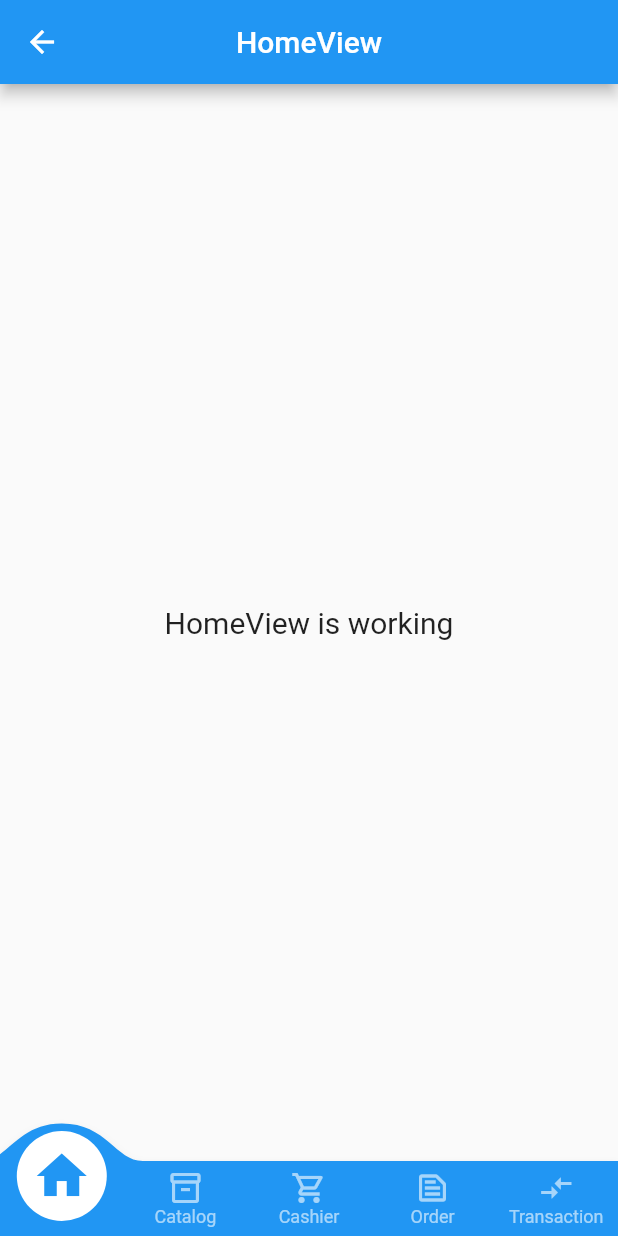
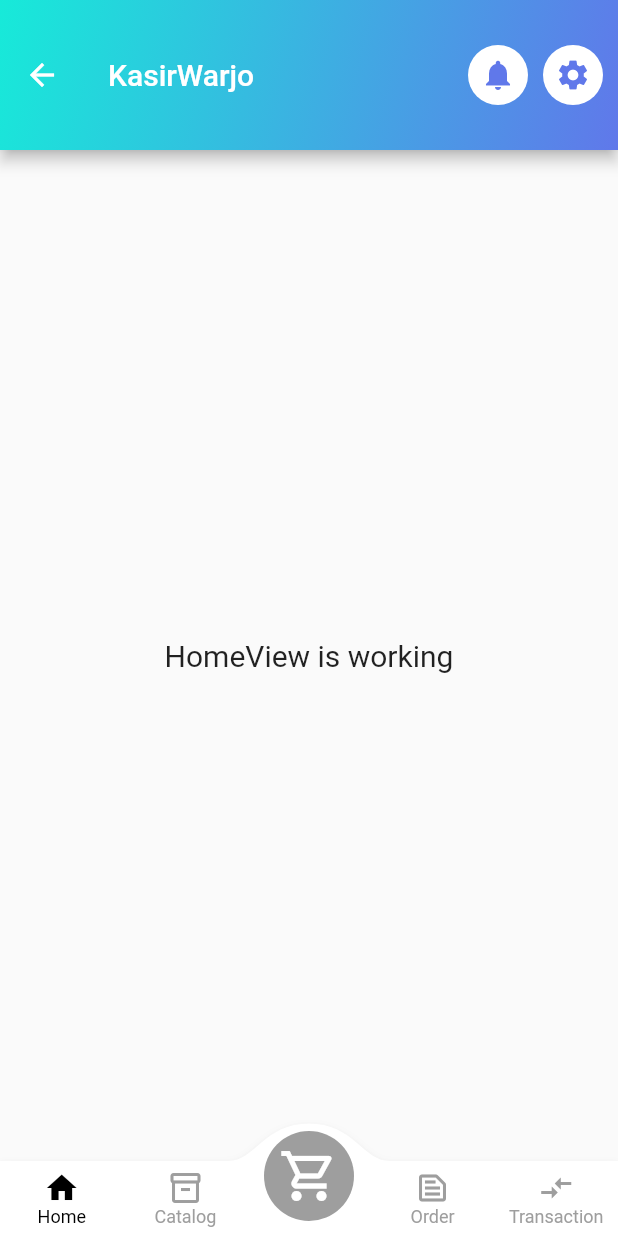
Before and after one commit to AlsoKnownAsZira/kasir_warjo, a Flutter app: the HomeView screen opened by its route, on a phone screen of 412 x 824 dp. Run offline on Flutter 3.47's test engine with Material 2 defaults, Android fonts, the phone set to English and light mode, and no system bars; drawn by our look-alikes of convex_bottom_bar; our stand-ins replace get, introduction_screen, lottie.

Commit message:
minor modification on widget

```diff
--- a/lib/app/modules/cashier_page/views/cashier_page_view.dart
+++ b/lib/app/modules/cashier_page/views/cashier_page_view.dart
@@ -4,8 +4,6 @@ import 'package:get/get.dart';
 import 'package:kasir_warjo/app/widgets/custom_navigation_bar.dart';
 
 import '../controllers/cashier_page_controller.dart';
-import '../../../routes/app_pages.dart';
-import 'package:convex_bottom_bar/convex_bottom_bar.dart';
 class CashierPageView extends GetView<CashierPageController> {
   const CashierPageView({Key? key}) : super(key: key);
   @override
--- a/lib/app/modules/catalog_page/views/catalog_page_view.dart
+++ b/lib/app/modules/catalog_page/views/catalog_page_view.dart
@@ -1,10 +1,9 @@
 import 'package:flutter/material.dart';
 
 import 'package:get/get.dart';
-import 'package:convex_bottom_bar/convex_bottom_bar.dart';
 import 'package:kasir_warjo/app/widgets/custom_navigation_bar.dart';
 import '../controllers/catalog_page_controller.dart';
-import '../../../routes/app_pages.dart';
+
 
 class CatalogPageView extends GetView<CatalogPageController> {
   const CatalogPageView({Key? key}) : super(key: key);
--- a/lib/app/modules/home/views/home_view.dart
+++ b/lib/app/modules/home/views/home_view.dart
@@ -1,23 +1,76 @@
+import 'dart:ui';
+
 import 'package:flutter/material.dart';
 
 import 'package:get/get.dart';
-import 'package:convex_bottom_bar/convex_bottom_bar.dart';
+
 import '../controllers/home_controller.dart';
-import '../../../routes/app_pages.dart';
 import '../../../widgets/custom_navigation_bar.dart';
+
 class HomeView extends GetView<HomeController> {
-
   const HomeView({Key? key}) : super(key: key);
   @override
   Widget build(BuildContext context) {
     return Scaffold(
       appBar: AppBar(
-        title: const Text('HomeView'),
-        centerTitle: true,
+        toolbarHeight: 100,
+        flexibleSpace: Container(
+          decoration: const BoxDecoration(
+              gradient: LinearGradient(
+                  begin: Alignment.topLeft,
+                  end: Alignment.bottomRight,
+                  colors: <Color>[
+                Color.fromARGB(255, 23, 234, 217),
+                Color.fromARGB(255, 96, 120, 234)
+              ])),
+        ),
+        title: const Text('KasirWarjo'),
+        actions: [
+          Row(
+            children: [
+              Container(
+                width: 40,
+                height: 40,
+                decoration: BoxDecoration(
+                  color: Colors.white,
+                  borderRadius: BorderRadius.circular(50),
+                ),
+                child: IconButton(
+                  onPressed: () {},
+                  icon: const Icon(
+                    Icons.notifications,
+                    color: Color.fromARGB(255, 96, 120, 234),
+                  ),
+                ),
+              ),
+              const SizedBox(
+                width: 10,
+              ),
+              Container(
+                width: 40,
+                height: 40,
+                decoration: BoxDecoration(
+                  color: Colors.white,
+                  borderRadius: BorderRadius.circular(50),
+                ),
+                child: IconButton(
+                  onPressed: () {},
+                  icon: const Icon(
+                    Icons.settings,
+                    color: Color.fromARGB(255, 96, 120, 234),
+                  ),
+                ),
+              ),
+              const SizedBox(
+                width: 10,
+              )
+            ],
+          )
+        ],
       ),
-      bottomNavigationBar:  CustomNavigationBar(
-    initialActiveIndex: 0,
-  ),
+      bottomNavigationBar: CustomNavigationBar(
+        initialActiveIndex: 0,
+      ),
       body: const Center(
         child: Text(
           'HomeView is working',
--- a/lib/app/modules/order_page/views/order_page_view.dart
+++ b/lib/app/modules/order_page/views/order_page_view.dart
@@ -4,8 +4,7 @@ import 'package:get/get.dart';
 import 'package:kasir_warjo/app/widgets/custom_navigation_bar.dart';
 
 import '../controllers/order_page_controller.dart';
-import '../../../routes/app_pages.dart';
-import 'package:convex_bottom_bar/convex_bottom_bar.dart';
+
 class OrderPageView extends GetView<OrderPageController> {
   const OrderPageView({Key? key}) : super(key: key);
   @override
--- a/lib/app/modules/transaction_page/views/transaction_page_view.dart
+++ b/lib/app/modules/transaction_page/views/transaction_page_view.dart
@@ -4,9 +4,7 @@ import 'package:get/get.dart';
 import 'package:kasir_warjo/app/widgets/custom_navigation_bar.dart';
 
 import '../controllers/transaction_page_controller.dart';
-import 'package:get/get.dart';
-import 'package:convex_bottom_bar/convex_bottom_bar.dart';
-import '../../../routes/app_pages.dart';
+
 class TransactionPageView extends GetView<TransactionPageController> {
   const TransactionPageView({Key? key}) : super(key: key);
   @override
--- a/lib/app/routes/app_pages.dart
+++ b/lib/app/routes/app_pages.dart
@@ -20,7 +20,7 @@ part 'app_routes.dart';
 class AppPages {
   AppPages._();
 
-  static const INITIAL = Routes.HOME;
+  static const INITIAL = Routes.SPLASH_SCREEN;
 
   static final routes = [
     GetPage(
--- a/lib/app/widgets/custom_navigation_bar.dart
+++ b/lib/app/widgets/custom_navigation_bar.dart
@@ -3,6 +3,7 @@ import 'package:flutter/material.dart';
 import 'package:get/get.dart';
 import 'package:convex_bottom_bar/convex_bottom_bar.dart';
 import '../routes/app_pages.dart';
+
 class CustomNavigationBar extends StatelessWidget {
   final int initialActiveIndex;
 
@@ -11,13 +12,17 @@ class CustomNavigationBar extends StatelessWidget {
   @override
   Widget build(BuildContext context) {
     return ConvexAppBar(
-      items: [
+      style: TabStyle.fixedCircle,
+      backgroundColor: Colors.white,
+      items: const [
         TabItem(icon: Icons.home, title: 'Home'),
         TabItem(icon: Icons.inventory_2_outlined, title: 'Catalog'),
         TabItem(icon: Icons.shopping_cart_outlined, title: 'Cashier'),
         TabItem(icon: Icons.text_snippet_outlined, title: 'Order'),
         TabItem(icon: Icons.compare_arrows_sharp, title: 'Transaction'),
       ],
+      activeColor: Colors.black,
+      color: Colors.grey,
       initialActiveIndex: initialActiveIndex,
       onTap: (index) {
         switch (index) {
```
